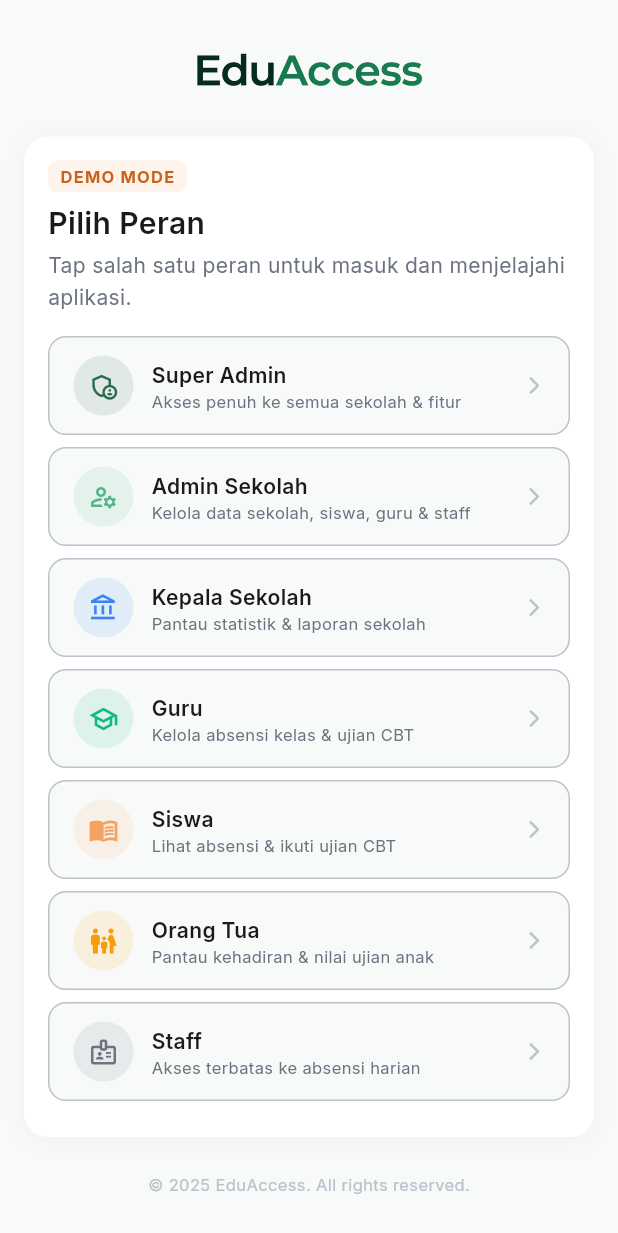
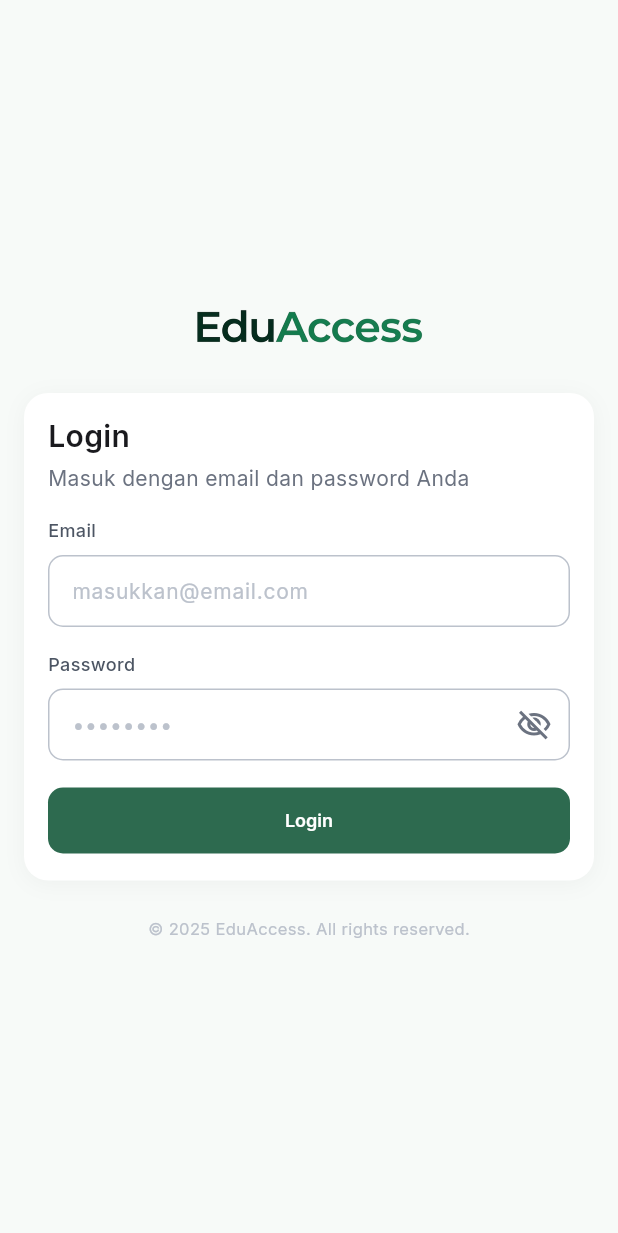
Before and after one commit to Anompuja/eduaccess, a Flutter app: the screen it shows after launch, on a phone screen of 412 x 824 dp. Shown: the top 1233 px of the screen. Run offline on Flutter 3.47's test engine with Material 3 defaults, Android fonts, the phone set to English and light mode, and no system bars; our stand-ins replace dio, equatable, fl_chart, flutter_riverpod, flutter_secure_storage, fpdart and 3 more; network calls fail.

Commit message:
refactor(auth): remove demo session handling and update login form

```diff
--- a/lib/core/auth/auth_notifier.dart
+++ b/lib/core/auth/auth_notifier.dart
@@ -45,14 +45,7 @@ class AuthNotifier extends StateNotifier<AuthState> {
 
   // ── Boot: check stored tokens ─────────────────────────────────────────────
   Future<void> loadFromStorage() async {
-    // 1. Check for demo/offline session no network needed
-    final demo = await _storage.loadDemoSession();
-    if (demo != null) {
-      state = AuthStateAuthenticated(_buildDemoUser(demo.role, demo.name));
-      return;
-    }
-
-    // 2. Real session: validate stored token via /auth/me
+    // Real session: validate stored token via /auth/me
     try {
       final token = await _storage.getAccessToken();
       if (token == null) {
@@ -73,15 +66,6 @@ class AuthNotifier extends StateNotifier<AuthState> {
       await _storage.clearAll();
       state = const AuthStateUnauthenticated();
     }
-  }
-
-  // ── Demo login (no backend required) ─────────────────────────────────────
-  /// Signs in instantly as [role] with a mock user — for offline / demo use.
-  Future<void> demoLogin(UserRole role) async {
-    final name = _demoDisplayName(role);
-    final backendRole = _roleToBackendString(role);
-    await _storage.saveDemoSession(backendRole, name);
-    state = AuthStateAuthenticated(_buildDemoUser(backendRole, name));
   }
 
   // ── Login ─────────────────────────────────────────────────────────────────
@@ -157,21 +141,22 @@ class AuthNotifier extends StateNotifier<AuthState> {
   // ── Logout ────────────────────────────────────────────────────────────────
   Future<void> logout() async {
     try {
-      final demo = await _storage.loadDemoSession();
-      if (demo == null) {
-        // Only call revoke endpoint for real sessions
-        final refreshToken = await _storage.getRefreshToken();
-        if (refreshToken != null) {
+      // Only call revoke endpoint for real sessions
+      final refreshToken = await _storage.getRefreshToken();
+      if (refreshToken != null) {
+        try {
           await _dio.post(
             ApiEndpoints.logout,
             data: {'refresh_token': refreshToken},
           );
+        } catch (_) {
+          // Ignore logout endpoint errors
         }
       }
     } catch (_) {
       // Ignore errors — always clear local state
     } finally {
-      await Future.wait([_storage.clearAll(), _storage.clearDemoSession()]);
+      await _storage.clearAll();
       state = const AuthStateUnauthenticated();
     }
   }
@@ -184,37 +169,6 @@ class AuthNotifier extends StateNotifier<AuthState> {
   }
 
   // ── Helpers ───────────────────────────────────────────────────────────────
-  AuthUser _buildDemoUser(String backendRole, String name) {
-    final role = UserRole.fromString(backendRole);
-    return AuthUser(
-      id: 'demo-$backendRole',
-      name: name,
-      email: '$backendRole@demo.eduaccess.id',
-      role: role,
-      schoolId: role == UserRole.superadmin ? null : 'demo-school-001',
-    );
-  }
-
-  String _demoDisplayName(UserRole role) => switch (role) {
-    UserRole.superadmin => 'Super Admin',
-    UserRole.adminSekolah => 'Admin Sekolah',
-    UserRole.kepalaSekolah => 'Kepala Sekolah',
-    UserRole.guru => 'Budi Santoso',
-    UserRole.siswa => 'Andi Pratama',
-    UserRole.orangtua => 'Siti Rahayu',
-    UserRole.staff => 'Staff Sekolah',
-  };
-
-  String _roleToBackendString(UserRole role) => switch (role) {
-    UserRole.superadmin => 'superadmin',
-    UserRole.adminSekolah => 'admin_sekolah',
-    UserRole.kepalaSekolah => 'kepala_sekolah',
-    UserRole.guru => 'guru',
-    UserRole.siswa => 'siswa',
-    UserRole.orangtua => 'orangtua',
-    UserRole.staff => 'staff',
-  };
-
   String _loginErrorMessage(int? status) => switch (status) {
     401 => 'Email atau password salah.',
     403 => 'Akun Anda tidak aktif. Hubungi administrator.',
--- a/lib/core/auth/token_storage.dart
+++ b/lib/core/auth/token_storage.dart
@@ -9,10 +9,8 @@ final tokenStorageProvider = Provider<TokenStorage>((ref) {
 });
 
 // ── Keys ──────────────────────────────────────────────────────────────────────
-const _kAccessToken  = 'edu_access_token';
+const _kAccessToken = 'edu_access_token';
 const _kRefreshToken = 'edu_refresh_token';
-const _kDemoRole     = 'edu_demo_role';
-const _kDemoName     = 'edu_demo_name';
 
 // ── TokenStorage ─────────────────────────────────────────────────────────────
 /// Wraps token persistence.
@@ -85,33 +83,4 @@ class TokenStorage {
       ]);
     }
   }
-
-  // ── Demo / offline session ─────────────────────────────────────────────────
-  /// Saves a demo session (role + display name) to SharedPreferences.
-  /// Bypasses the real auth API — used for offline / midterm demo mode.
-  Future<void> saveDemoSession(String roleBackendString, String name) async {
-    final prefs = await SharedPreferences.getInstance();
-    await Future.wait([
-      prefs.setString(_kDemoRole, roleBackendString),
-      prefs.setString(_kDemoName, name),
-    ]);
-  }
-
-  /// Returns `(role, name)` if a demo session exists, otherwise null.
-  Future<({String role, String name})?> loadDemoSession() async {
-    final prefs = await SharedPreferences.getInstance();
-    final role = prefs.getString(_kDemoRole);
-    if (role == null) return null;
-    final name = prefs.getString(_kDemoName) ?? 'Demo User';
-    return (role: role, name: name);
-  }
-
-  /// Removes the demo session (called on logout).
-  Future<void> clearDemoSession() async {
-    final prefs = await SharedPreferences.getInstance();
-    await Future.wait([
-      prefs.remove(_kDemoRole),
-      prefs.remove(_kDemoName),
-    ]);
-  }
 }
--- a/lib/features/auth/presentation/screens/login_screen.dart
+++ b/lib/features/auth/presentation/screens/login_screen.dart
@@ -19,16 +19,33 @@ class LoginScreen extends ConsumerStatefulWidget {
 }
 
 class _LoginScreenState extends ConsumerState<LoginScreen> {
-  UserRole? _selectedRole;
+  final _emailController = TextEditingController();
+  final _passwordController = TextEditingController();
   bool _isLoading = false;
+  bool _showPassword = false;
 
-  Future<void> _loginAs(UserRole role) async {
-    setState(() {
-      _selectedRole = role;
-      _isLoading = true;
-    });
-    await ref.read(authNotifierProvider.notifier).demoLogin(role);
+  @override
+  void dispose() {
+    _emailController.dispose();
+    _passwordController.dispose();
+    super.dispose();
+  }
+
+  Future<void> _handleLogin() async {
+    final email = _emailController.text.trim();
+    final password = _passwordController.text;
+
+    if (email.isEmpty || password.isEmpty) {
+      ScaffoldMessenger.of(context).showSnackBar(
+        const SnackBar(content: Text('Email dan password harus diisi')),
+      );
+      return;
+    }
+
+    setState(() => _isLoading = true);
+    await ref.read(authNotifierProvider.notifier).login(email, password);
     // Router redirect handles navigation once state becomes Authenticated
+    setState(() => _isLoading = false);
   }
 
   @override
@@ -55,7 +72,7 @@ class _LoginScreenState extends ConsumerState<LoginScreen> {
                   _Logo(compact: isMobile),
                   SizedBox(height: isMobile ? AppSpacing.xl : AppSpacing.xxl),
 
-                  // ── Demo mode card ────────────────────────────────────
+                  // ── Login form card ────────────────────────────────────
                   Container(
                     width: double.infinity,
                     padding: EdgeInsets.all(
@@ -70,40 +87,15 @@ class _LoginScreenState extends ConsumerState<LoginScreen> {
                       crossAxisAlignment: CrossAxisAlignment.start,
                       children: [
                         // Header
-                        Row(
-                          children: [
-                            Container(
-                              padding: const EdgeInsets.symmetric(
-                                horizontal: AppSpacing.sm,
-                                vertical: 3,
-                              ),
-                              decoration: BoxDecoration(
-                                color: AppColors.accent500.withValues(
-                                  alpha: 0.12,
-                                ),
-                                borderRadius: AppRadius.smAll,
-                              ),
-                              child: Text(
-                                'DEMO MODE',
-                                style: AppTextStyles.caption.copyWith(
-                                  color: AppColors.accent700,
-                                  fontWeight: FontWeight.w700,
-                                  letterSpacing: 0.8,
-                                ),
-                              ),
-                            ),
-                          ],
-                        ),
-                        const SizedBox(height: AppSpacing.sm),
                         Text(
-                          'Pilih Peran',
+                          'Login',
                           style:
                               (isMobile ? AppTextStyles.h3 : AppTextStyles.h2)
                                   .copyWith(color: AppColors.neutral900),
                         ),
                         const SizedBox(height: AppSpacing.xs),
                         Text(
-                          'Tap salah satu peran untuk masuk dan menjelajahi aplikasi.',
+                          'Masuk dengan email dan password Anda',
                           style: AppTextStyles.bodyMd.copyWith(
                             color: AppColors.neutral500,
                           ),
@@ -112,14 +104,146 @@ class _LoginScreenState extends ConsumerState<LoginScreen> {
                           height: isMobile ? AppSpacing.lg : AppSpacing.xl,
                         ),
 
-                        // ── Role cards ─────────────────────────────────
-                        ..._roles.map(
-                          (r) => _RoleCard(
-                            config: r,
-                            isSelected: _selectedRole == r.role,
-                            isLoading: _isLoading && _selectedRole == r.role,
-                            disabled: _isLoading,
-                            onTap: () => _loginAs(r.role),
+                        // ── Email field ────────────────────────────────
+                        Text(
+                          'Email',
+                          style: AppTextStyles.label.copyWith(
+                            color: AppColors.neutral700,
+                          ),
+                        ),
+                        const SizedBox(height: AppSpacing.sm),
+                        TextField(
+                          controller: _emailController,
+                          enabled: !_isLoading,
+                          keyboardType: TextInputType.emailAddress,
+                          decoration: InputDecoration(
+                            hintText: 'masukkan@email.com',
+                            hintStyle: AppTextStyles.bodyMd.copyWith(
+                              color: AppColors.neutral300,
+                            ),
+                            contentPadding: const EdgeInsets.symmetric(
+                              horizontal: AppSpacing.md,
+                              vertical: AppSpacing.md,
+                            ),
+                            border: OutlineInputBorder(
+                              borderRadius: AppRadius.mdAll,
+                              borderSide: const BorderSide(
+                                color: AppColors.neutral300,
+                              ),
+                            ),
+                            enabledBorder: OutlineInputBorder(
+                              borderRadius: AppRadius.mdAll,
+                              borderSide: const BorderSide(
+                                color: AppColors.neutral300,
+                              ),
+                            ),
+                            focusedBorder: OutlineInputBorder(
+                              borderRadius: AppRadius.mdAll,
+                              borderSide: const BorderSide(
+                                color: AppColors.primary500,
+                                width: 2,
+                              ),
+                            ),
+                          ),
+                          style: AppTextStyles.bodyMd.copyWith(
+                            color: AppColors.neutral900,
+                          ),
+                        ),
+                        SizedBox(height: AppSpacing.lg),
+
+                        // ── Password field ─────────────────────────────
+                        Text(
+                          'Password',
+                          style: AppTextStyles.label.copyWith(
+                            color: AppColors.neutral700,
+                          ),
+                        ),
+                        const SizedBox(height: AppSpacing.sm),
+                        TextField(
+                          controller: _passwordController,
+                          enabled: !_isLoading,
+                          obscureText: !_showPassword,
+                          decoration: InputDecoration(
+                            hintText: '••••••••',
+                            hintStyle: AppTextStyles.bodyMd.copyWith(
+                              color: AppColors.neutral300,
+                            ),
+                            contentPadding: const EdgeInsets.symmetric(
+                              horizontal: AppSpacing.md,
+                              vertical: AppSpacing.md,
+                            ),
+                            suffixIcon: IconButton(
+                              icon: Icon(
+                                _showPassword
+                                    ? Icons.visibility_outlined
+                                    : Icons.visibility_off_outlined,
+                                color: AppColors.neutral500,
+                              ),
+                              onPressed: () {
+                                setState(() => _showPassword = !_showPassword);
+                              },
+                            ),
+                            border: OutlineInputBorder(
+                              borderRadius: AppRadius.mdAll,
+                              borderSide: const BorderSide(
+                                color: AppColors.neutral300,
+                              ),
+                            ),
+                            enabledBorder: OutlineInputBorder(
+                              borderRadius: AppRadius.mdAll,
+                              borderSide: const BorderSide(
+                                color: AppColors.neutral300,
+                              ),
+                            ),
+                            focusedBorder: OutlineInputBorder(
+                              borderRadius: AppRadius.mdAll,
+                              borderSide: const BorderSide(
+                                color: AppColors.primary500,
+                                width: 2,
+                              ),
+                            ),
+                          ),
+                          style: AppTextStyles.bodyMd.copyWith(
+                            color: AppColors.neutral900,
+                          ),
+                        ),
+                        SizedBox(
+                          height: isMobile ? AppSpacing.lg : AppSpacing.xl,
+                        ),
+
+                        // ── Login button ───────────────────────────────
+                        SizedBox(
+                          width: double.infinity,
+                          child: ElevatedButton(
+                            onPressed: _isLoading ? null : _handleLogin,
+                            style: ElevatedButton.styleFrom(
+                              backgroundColor: AppColors.primary700,
+                              disabledBackgroundColor: AppColors.neutral300,
+                              padding: const EdgeInsets.symmetric(
+                                vertical: AppSpacing.md,
+                              ),
+                              shape: RoundedRectangleBorder(
+                                borderRadius: AppRadius.mdAll,
+                              ),
+                            ),
+                            child: _isLoading
+                                ? const SizedBox(
+                                    height: 20,
+                                    width: 20,
+                                    child: CircularProgressIndicator(
+                                      strokeWidth: 2,
+                                      valueColor: AlwaysStoppedAnimation<Color>(
+                                        AppColors.white,
+                                      ),
+                                    ),
+                                  )
+                                : Text(
+                                    'Login',
+                                    style: AppTextStyles.label.copyWith(
+                                      color: AppColors.white,
+                                      fontWeight: FontWeight.w600,
+                                    ),
+                                  ),
                           ),
                         ),
                       ],
@@ -135,182 +259,6 @@ class _LoginScreenState extends ConsumerState<LoginScreen> {
                   ),
                 ],
               ),
-            ),
-          ),
-        ),
-      ),
-    );
-  }
-}
-
-// ── Role definitions ──────────────────────────────────────────────────────────
-class _RoleConfig {
-  final UserRole role;
-  final String label;
-  final String description;
-  final IconData icon;
-  final Color accent;
-
-  const _RoleConfig({
-    required this.role,
-    required this.label,
-    required this.description,
-    required this.icon,
-    required this.accent,
-  });
-}
-
-const _roles = [
-  _RoleConfig(
-    role: UserRole.superadmin,
-    label: 'Super Admin',
-    description: 'Akses penuh ke semua sekolah & fitur',
-    icon: Icons.admin_panel_settings_outlined,
-    accent: AppColors.primary700,
-  ),
-  _RoleConfig(
-    role: UserRole.adminSekolah,
-    label: 'Admin Sekolah',
-    description: 'Kelola data sekolah, siswa, guru & staff',
-    icon: Icons.manage_accounts_outlined,
-    accent: AppColors.primary500,
-  ),
-  _RoleConfig(
-    role: UserRole.kepalaSekolah,
-    label: 'Kepala Sekolah',
-    description: 'Pantau statistik & laporan sekolah',
-    icon: Icons.account_balance_outlined,
-    accent: AppColors.info,
-  ),
-  _RoleConfig(
-    role: UserRole.guru,
-    label: 'Guru',
-    description: 'Kelola absensi kelas & ujian CBT',
-    icon: Icons.school_outlined,
-    accent: AppColors.success,
-  ),
-  _RoleConfig(
-    role: UserRole.siswa,
-    label: 'Siswa',
-    description: 'Lihat absensi & ikuti ujian CBT',
-    icon: Icons.menu_book_outlined,
-    accent: AppColors.accent500,
-  ),
-  _RoleConfig(
-    role: UserRole.orangtua,
-    label: 'Orang Tua',
-    description: 'Pantau kehadiran & nilai ujian anak',
-    icon: Icons.family_restroom_outlined,
-    accent: AppColors.warning,
-  ),
-  _RoleConfig(
-    role: UserRole.staff,
-    label: 'Staff',
-    description: 'Akses terbatas ke absensi harian',
-    icon: Icons.badge_outlined,
-    accent: AppColors.neutral500,
-  ),
-];
-
-// ── Role card widget ──────────────────────────────────────────────────────────
-class _RoleCard extends StatelessWidget {
-  final _RoleConfig config;
-  final bool isSelected;
-  final bool isLoading;
-  final bool disabled;
-  final VoidCallback onTap;
-
-  const _RoleCard({
-    required this.config,
-    required this.isSelected,
-    required this.isLoading,
-    required this.disabled,
-    required this.onTap,
-  });
-
-  @override
-  Widget build(BuildContext context) {
-    return Padding(
-      padding: const EdgeInsets.only(bottom: AppSpacing.sm),
-      child: Material(
-        color: isSelected
-            ? config.accent.withValues(alpha: 0.08)
-            : AppColors.neutral50,
-        borderRadius: AppRadius.lgAll,
-        child: InkWell(
-          onTap: disabled ? null : onTap,
-          borderRadius: AppRadius.lgAll,
-          child: Container(
-            padding: const EdgeInsets.symmetric(
-              horizontal: AppSpacing.lg,
-              vertical: AppSpacing.md,
-            ),
-            decoration: BoxDecoration(
-              borderRadius: AppRadius.lgAll,
-              border: Border.all(
-                color: isSelected
-                    ? config.accent.withValues(alpha: 0.4)
-                    : AppColors.neutral300,
-                width: isSelected ? 1.5 : 1,
-              ),
-            ),
-            child: Row(
-              children: [
-                // Icon circle
-                Container(
-                  width: 40,
-                  height: 40,
-                  decoration: BoxDecoration(
-                    color: config.accent.withValues(alpha: 0.12),
-                    shape: BoxShape.circle,
-                  ),
-                  child: Icon(config.icon, color: config.accent, size: 20),
-                ),
-                const SizedBox(width: AppSpacing.md),
-
-                // Label + description
-                Expanded(
-                  child: Column(
-                    crossAxisAlignment: CrossAxisAlignment.start,
-                    children: [
-                      Text(
-                        config.label,
-                        style: AppTextStyles.bodyMdSemiBold.copyWith(
-                          color: isSelected
-                              ? config.accent
-                              : AppColors.neutral900,
-                        ),
-                      ),
-                      Text(
-                        config.description,
-                        style: AppTextStyles.caption.copyWith(
-                          color: AppColors.neutral500,
-                        ),
-                        maxLines: 1,
-                        overflow: TextOverflow.ellipsis,
-                      ),
-                    ],
-                  ),
-                ),
-
-                const SizedBox(width: AppSpacing.sm),
-                // Trailing: spinner or arrow
-                if (isLoading)
-                  SizedBox(
-                    width: 18,
-                    height: 18,
-                    child: CircularProgressIndicator(
-                      strokeWidth: 2,
-                      color: config.accent,
-                    ),
-                  )
-                else
-                  Icon(
-                    Icons.arrow_forward_ios_rounded,
-                    size: 14,
-                    color: isSelected ? config.accent : AppColors.neutral300,
-                  ),
-              ],
             ),
           ),
         ),
```
